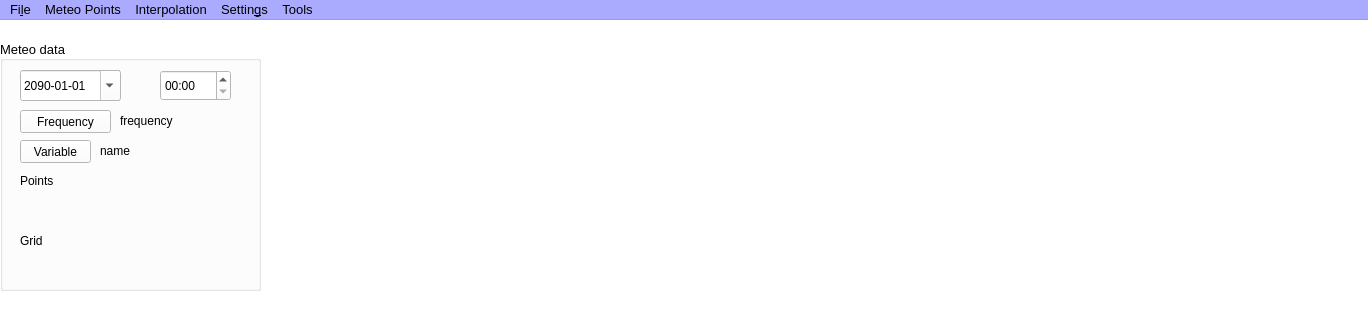
Qt form PRAGA/mainwindow.ui (gaowudao/CRITERIA3D) before a commit; both pictures show x 0 to 1368 and y 0 to 320 of the 1368 by 768 pixel window.
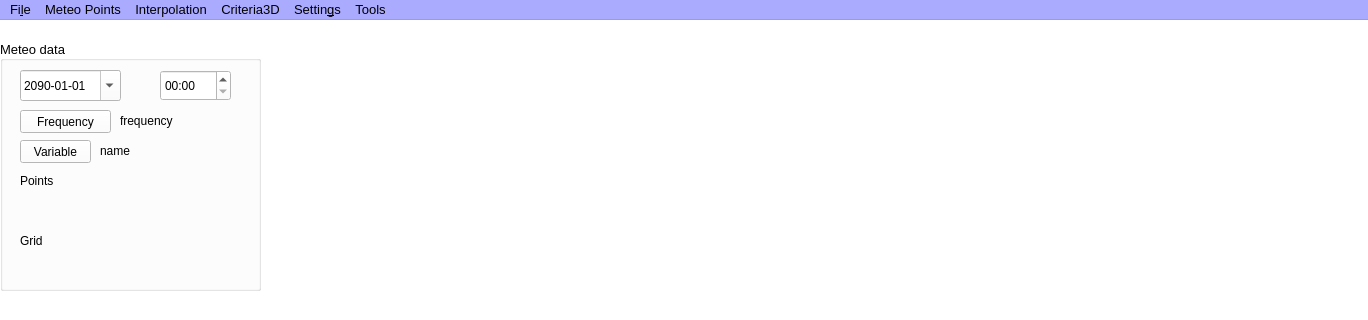
The same form after that commit.

Commit message: initialize Criteria3D

```diff
--- a/PRAGA/mainwindow.ui
+++ b/PRAGA/mainwindow.ui
@@ -2357,9 +2357,17 @@
     <addaction name="actionInterpolation_to_DTM"/>
     <addaction name="actionInterpolation_to_Grid"/>
    </widget>
+   <widget class="QMenu" name="menuCriteria3D">
+    <property name="title">
+     <string>Criteria3D</string>
+    </property>
+    <addaction name="actionProperties"/>
+    <addaction name="actionInitializeCriteria3D"/>
+   </widget>
    <addaction name="menuFile"/>
    <addaction name="menuVariable"/>
    <addaction name="menuInterpolation"/>
+   <addaction name="menuCriteria3D"/>
    <addaction name="menuGIS_settings"/>
    <addaction name="menuTools"/>
   </widget>
```
Left out of the diff: 12 changed lines with no effect on the pictures. The commit also changes 7 other files.
